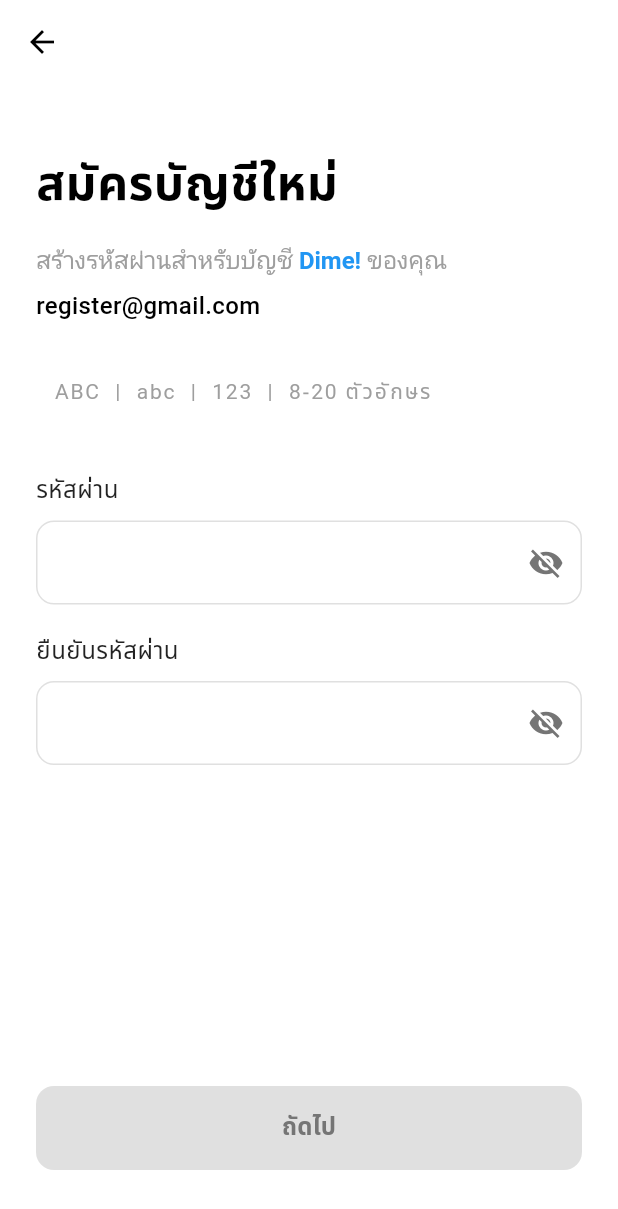
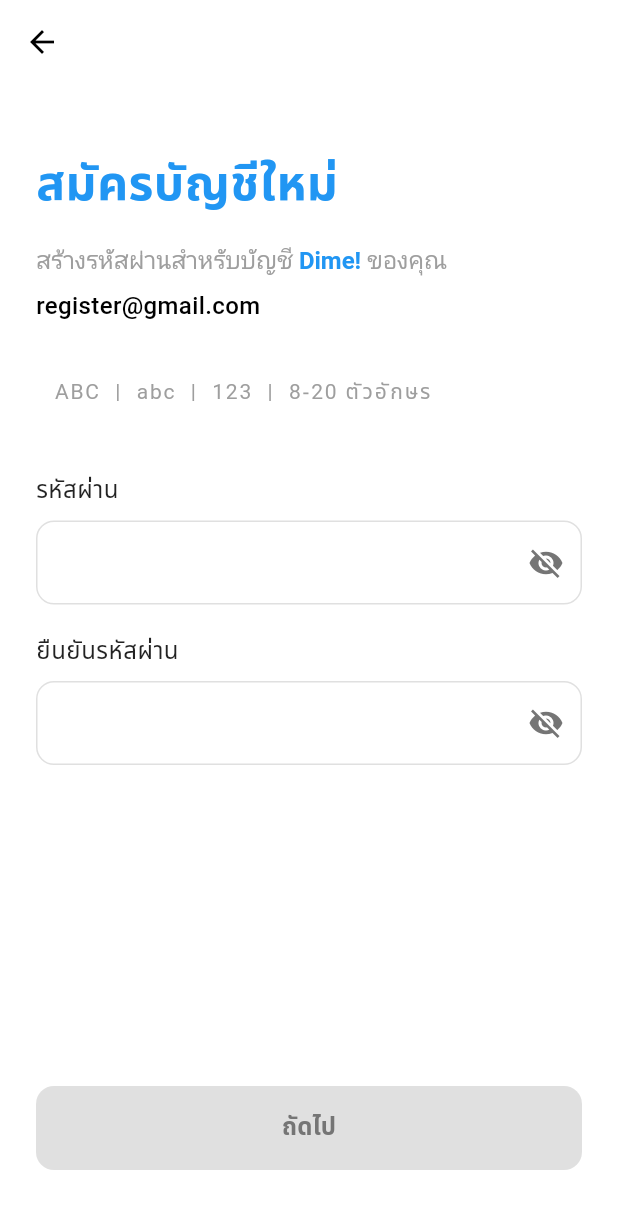
Before and after one commit to ARTTTT-TTTT/local-community-marketplace, a Flutter app: the SignupScreen screen opened directly, on a phone screen of 412 x 824 dp. Shown: the top 1209 px of the screen. Run offline on Flutter 3.47's test engine with Material 3 defaults, Android fonts, the phone set to English and light mode, and no system bars; Roboto replaces fonts that are missing (Noto Sans Thai).

Commit message:
Remove launch and settings configuration files; update SignupScreen to improve code organization and change header color to blue

```diff
--- a/lib/screens/signup_screen.dart
+++ b/lib/screens/signup_screen.dart
@@ -1,7 +1,8 @@
 import 'package:flutter/material.dart';
+
+import '../utils/app_constants.dart';
 import '../widgets/custom_button.dart';
 import '../widgets/password_field.dart';
-import '../utils/app_constants.dart';
 
 class SignupScreen extends StatefulWidget {
   final String email;
@@ -85,7 +86,7 @@ class _SignupScreenState extends State<SignupScreen> {
                   style: TextStyle(
                     fontSize: 32,
                     fontWeight: FontWeight.bold,
-                    color: Colors.black,
+                    color: Colors.blue,
                   ),
                 ),
 
```
